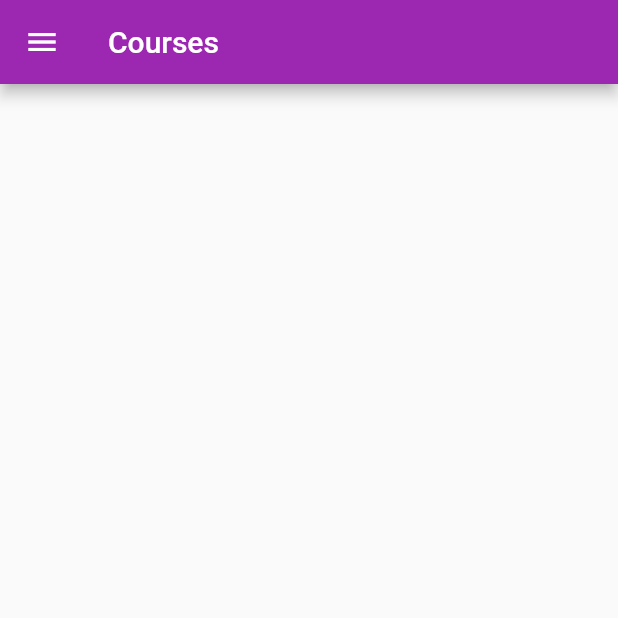
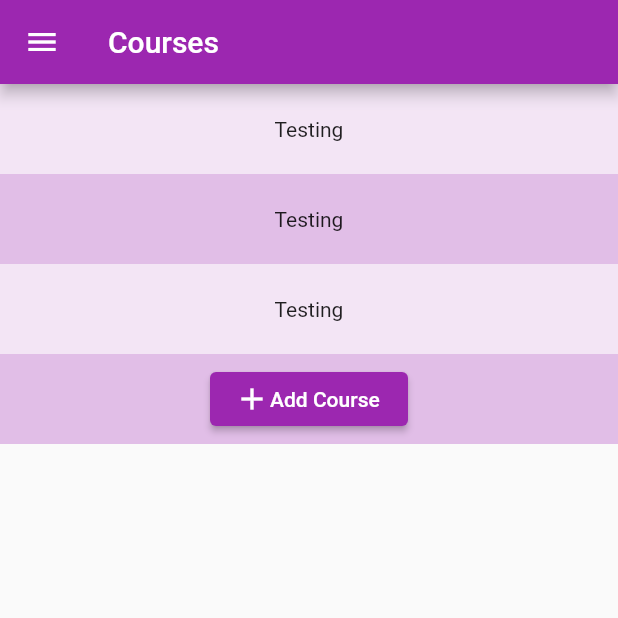
Before and after one commit to benjamin-tsoumagas/csci4100u-final-project, a Flutter app: the CoursesPage screen opened directly, on a phone screen of 412 x 824 dp, the top half of it. Run offline on Flutter 3.47's test engine with Material 2 defaults, Android fonts, the phone set to English and light mode, and no system bars; our stand-ins replace cloud_firestore, firebase_core; accounts and stored records are empty.

Commit message:
added initial template for courses

```diff
--- a/student_utility_tool/lib/courses_page.dart
+++ b/student_utility_tool/lib/courses_page.dart
@@ -12,6 +12,52 @@ class CoursesPage extends StatefulWidget {
 }
 
 class _CourseListState extends State<CoursesPage> {
+  ListView getBodyContent() {
+    // get listview items from firebbase if new data then create new data \\
+    int listSize = 3;
+    double containerHeight = 60;
+
+    //settings\\
+    MaterialColor colourStyle = Colors.purple;
+    int colourDiff = 50;
+    int colourShift = 50;
+
+    return ListView.builder(
+        itemCount: listSize + 1,
+        itemBuilder: (BuildContext context, int index) {
+          if (index == listSize) {
+            //last element is add new course button
+            return Container(
+              height: containerHeight,
+              color: colourStyle[(index % 2) * colourDiff + colourShift],
+              child: Center(
+                child: ElevatedButton(
+                    onPressed: () {
+                      // Bring to new course popup \\
+                    },
+                    child: SizedBox(
+                        width: 100,
+                        child: Row(
+                            children: [Icon(Icons.add), Text('Add Course')]))),
+              ),
+            );
+          }
+          return Material(
+              child: Container(
+            height: containerHeight,
+            color: colourStyle[(index % 2) * colourDiff + colourShift],
+            child: Center(
+              child: GestureDetector(
+                  onTap: () {
+                    // Bring to the course data page \\
+                  },
+                  child: Text('Testing') // course name \\
+                  ),
+            ),
+          ));
+        });
+  }
+
   @override
   Widget build(BuildContext context) {
     return Scaffold(
@@ -19,6 +65,7 @@ class _CourseListState extends State<CoursesPage> {
         title: const Text("Courses"),
       ),
       drawer: NavigationDrawerWidget(),
+      body: getBodyContent(),
     );
   }
 }
```
